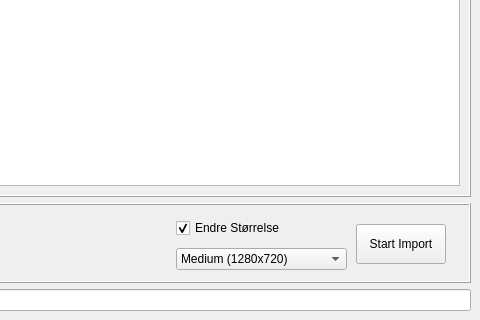
Qt form ui/mainWindow.ui (Walmann/Super-Simple-Image-Importer) before a commit; both pictures show x 544 to 1024 and y 480 to 800 of the 1024 by 800 pixel window.
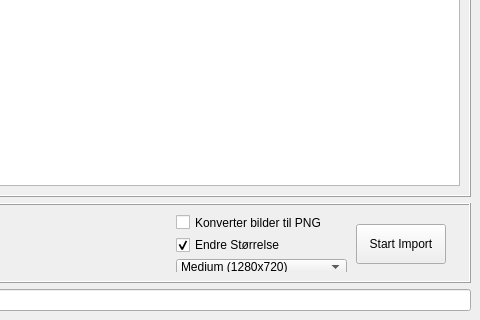
The same form after that commit. Icons and pictures are not drawn.

What changed in the file:
```diff
--- a/ui/mainWindow.ui
+++ b/ui/mainWindow.ui
@@ -292,6 +292,13 @@
              <property name="bottomMargin">
               <number>0</number>
              </property>
+             <item>
+              <widget class="QCheckBox" name="checkBoxConvertFormat">
+               <property name="text">
+                <string>Konverter bilder til PNG</string>
+               </property>
+              </widget>
+             </item>
              <item>
               <widget class="QCheckBox" name="checkBoxResize">
                <property name="text">
```
Left out of the diff: 6 changed lines with no effect on the pictures.
